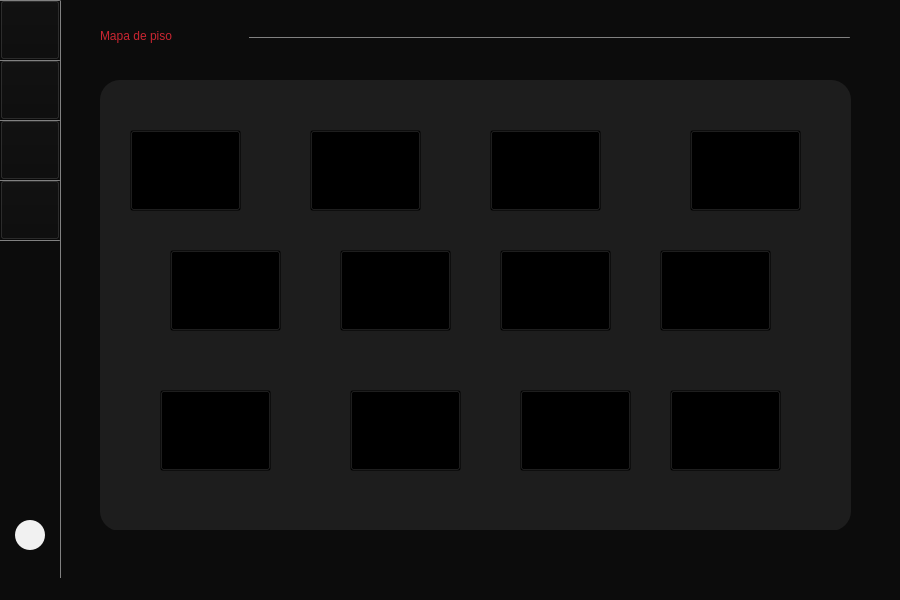
First picture: the form in Restaurante/Mesero/principal_mesero.ui, repository camvaz/restaurante-ihc, before the edit.
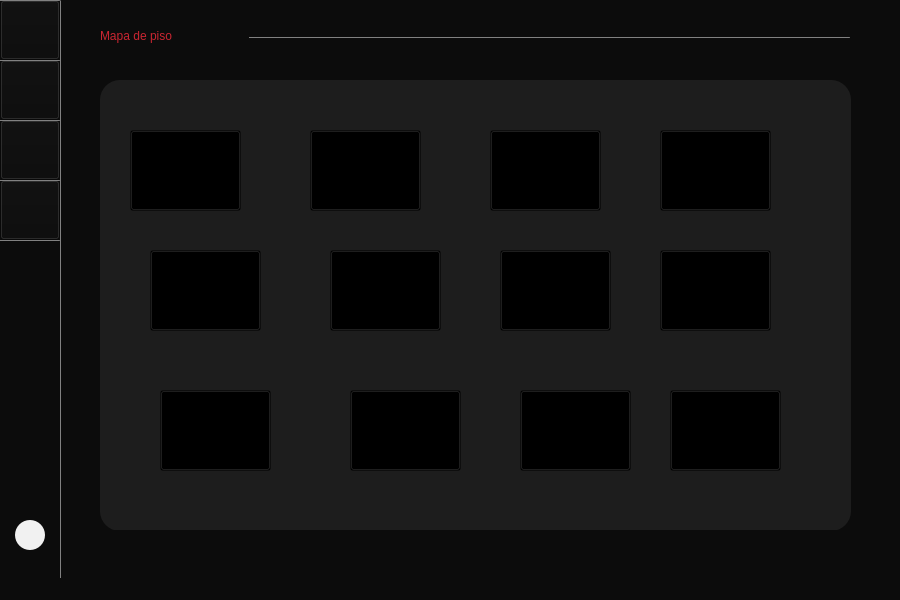
Second picture: the form after the edit. The open tabs and pages were chosen to show the change.

What changed in the file:
```diff
--- a/Restaurante/Mesero/principal_mesero.ui
+++ b/Restaurante/Mesero/principal_mesero.ui
@@ -328,7 +328,7 @@
       <widget class="QPushButton" name="mesa_3">
        <property name="geometry">
         <rect>
-         <x>590</x>
+         <x>390</x>
          <y>50</y>
          <width>111</width>
          <height>81</height>
@@ -353,8 +353,8 @@
       <widget class="QPushButton" name="mesa_4">
        <property name="geometry">
         <rect>
-         <x>240</x>
-         <y>170</y>
+         <x>560</x>
+         <y>50</y>
          <width>111</width>
          <height>81</height>
         </rect>
@@ -378,8 +378,8 @@
       <widget class="QPushButton" name="mesa_5">
        <property name="geometry">
         <rect>
-         <x>390</x>
-         <y>50</y>
+         <x>50</x>
+         <y>170</y>
          <width>111</width>
          <height>81</height>
         </rect>
@@ -403,7 +403,7 @@
       <widget class="QPushButton" name="mesa_6">
        <property name="geometry">
         <rect>
-         <x>70</x>
+         <x>230</x>
          <y>170</y>
          <width>111</width>
          <height>81</height>
```
Left out of the diff: 6 changed lines with no effect on the pictures.
